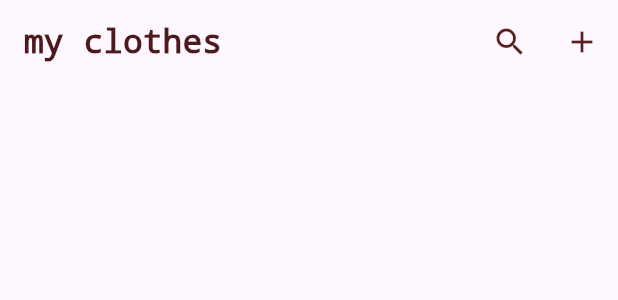
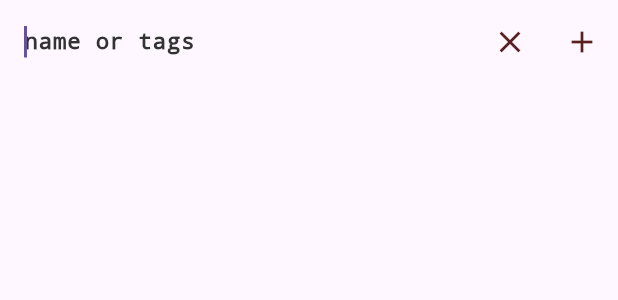
Before and after one commit to arnyyyyy/fit-me, a Flutter app: the CustomAppBar widget shown alone on an empty page, opened directly, after a tap on the "search" icon, on a phone screen of 412 x 824 dp. Shown: the top 300 px of the screen. Run offline on Flutter 3.47's test engine with Material 3 defaults, Android fonts, the phone set to English and light mode, and no system bars; our stand-ins replace hive, image_picker; accounts and stored records are empty.

Commit message:
cerca trova

```diff
--- a/lib/clothes/clothes_card.dart
+++ b/lib/clothes/clothes_card.dart
@@ -1,7 +1,6 @@
 import 'dart:io';
 
 import 'package:fit_me/clothes/tag_chip.dart';
-import 'package:flutter/cupertino.dart';
 import 'package:flutter/material.dart';
 
 import '../models/saved_image.dart';
--- a/lib/clothes/custom_app_bar.dart
+++ b/lib/clothes/custom_app_bar.dart
@@ -4,20 +4,53 @@ import '../screens/select_image_screen.dart';
 import '../utils/app_colors.dart';
 import '../utils/app_text_styles.dart';
 
-class CustomAppBar extends StatelessWidget implements PreferredSizeWidget {
-  const CustomAppBar({super.key});
+class CustomAppBar extends StatefulWidget implements PreferredSizeWidget {
+  final ValueChanged<String>? onSearch;
+
+  const CustomAppBar({super.key, this.onSearch});
+
+  @override
+  State<CustomAppBar> createState() => _CustomAppBarState();
+
+  @override
+  Size get preferredSize => const Size.fromHeight(kToolbarHeight);
+}
+
+class _CustomAppBarState extends State<CustomAppBar> {
+  bool _isSearching = false;
+  final TextEditingController _searchController = TextEditingController();
 
   @override
   Widget build(BuildContext context) {
     return AppBar(
       backgroundColor: Colors.transparent,
       elevation: 0,
-      title: const Text("my clothes", style: AppTextStyles.appBarTitle),
+      title: _isSearching
+          ? TextField(
+              controller: _searchController,
+              autofocus: true,
+              decoration: const InputDecoration(
+                hintText: 'name or tags',
+                hintStyle: AppTextStyles.body,
+                border: InputBorder.none,
+              ),
+              style: AppTextStyles.imageTitle,
+              onChanged: widget.onSearch,
+            )
+          : const Text("my clothes", style: AppTextStyles.appBarTitle),
       actions: [
         IconButton(
-          icon: const Icon(Icons.search),
+          icon: Icon(_isSearching ? Icons.close : Icons.search),
           color: AppColors.icon,
-          onPressed: () {},
+          onPressed: () {
+            setState(() {
+              if (_isSearching) {
+                _searchController.clear();
+                widget.onSearch?.call('');
+              }
+              _isSearching = !_isSearching;
+            });
+          },
         ),
         IconButton(
           icon: const Icon(Icons.add),
@@ -32,7 +65,4 @@ class CustomAppBar extends StatelessWidget implements PreferredSizeWidget {
       ],
     );
   }
-
-  @override
-  Size get preferredSize => const Size.fromHeight(kToolbarHeight);
 }
```
Also changed, not shown: lib/clothes/all_clothes_screen.dart (+26 -6 lines).
